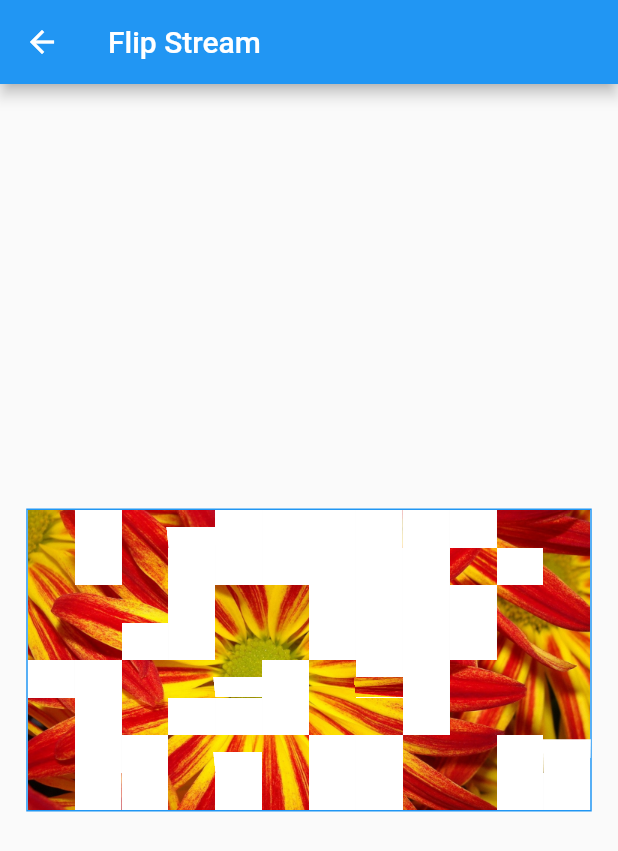
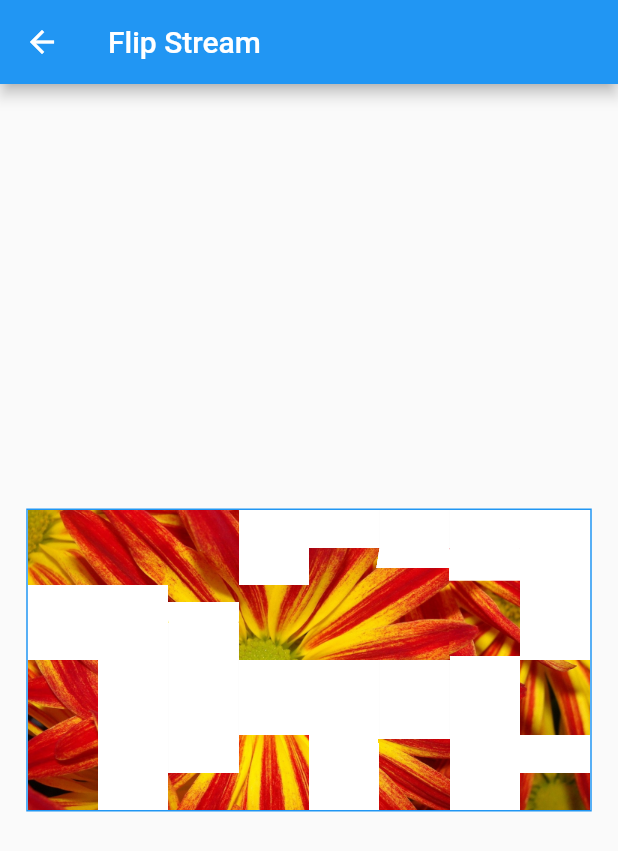
Before and after one commit to cc-nogueira/flip_board, a Flutter app: the FlipStreamPage screen opened by its route, on a phone screen of 412 x 824 dp. Shown: the top 851 px of the screen. Run offline on Flutter 3.47's test engine with Material 2 defaults, Android fonts, the phone set to English and light mode, and no system bars.

Commit message:
FlipPanelBuilder with common FlipPanel code

```diff
--- a/example/lib/main.dart
+++ b/example/lib/main.dart
@@ -42,10 +42,10 @@ class MyApp extends StatelessWidget {
       imageNames: images,
       width: 375.0,
       height: 200.0,
-      columns: 12,
+      columns: 8,
       rows: 4,
-      animationMillis: 3000,
-      imageChangeSeconds: 5,
+      animationMillis: 4000,
+      imageChangeSeconds: 6,
     );
   }
 }
--- /dev/null
+++ b/lib/src/panel/flip_panel_builder.dart
@@ -0,0 +1,164 @@
+import 'dart:async';
+import 'dart:math';
+
+import 'package:flutter/material.dart';
+
+import '../widget/flip_widget.dart';
+
+final _random = Random();
+
+abstract class FlipPanelBuilder<T> {
+  const FlipPanelBuilder({
+    required this.width,
+    required this.height,
+    required this.columnCount,
+    required this.rowCount,
+    this.animationMillis = 2000,
+    this.backgroundColor = Colors.white,
+  })  : assert(columnCount > 1),
+        assert(rowCount > 0),
+        widthSizeFactor = 1.0 / columnCount,
+        widthAlignFactor = 2.0 / (columnCount - 1),
+        heightSizeFactor = 1.0 / rowCount,
+        heightAlignFactor = rowCount == 1 ? 1.0 : 2.0 / (rowCount - 1);
+
+  final double width;
+  final double height;
+  final int columnCount;
+  final int rowCount;
+  final int animationMillis;
+  final Color backgroundColor;
+
+  final double widthSizeFactor;
+  final double widthAlignFactor;
+  final double heightSizeFactor;
+  final double heightAlignFactor;
+
+  Widget build(BuildContext context) => Column(
+        mainAxisSize: MainAxisSize.min,
+        children: _buildRows(context),
+      );
+
+  List<Widget> _buildRows(BuildContext context) =>
+      Iterable<int>.generate(rowCount)
+          .map(
+            (row) => Row(
+              mainAxisSize: MainAxisSize.min,
+              children: _buildColumns(context, row),
+            ),
+          )
+          .toList();
+
+  List<Widget> _buildColumns(BuildContext context, int row) =>
+      Iterable<int>.generate(columnCount)
+          .map(
+            (col) => VerticalFlipWidget<T>(
+              initialValue: initialValue,
+              itemStream: randomDelayedStream(),
+              itemBuilder: (_, value) => value == null
+                  ? Container(
+                      color: backgroundColor,
+                      width: widthSizeFactor * width,
+                      height: heightSizeFactor * height,
+                    )
+                  : ClipRect(
+                      child: Align(
+                        alignment: Alignment(
+                          -1.0 + col * widthAlignFactor,
+                          -1.0 + row * heightAlignFactor,
+                        ),
+                        widthFactor: widthSizeFactor,
+                        heightFactor: heightSizeFactor,
+                        child: buildChild(context, value),
+                      ),
+                    ),
+              spacing: 0.0,
+              direction: _randomDirection(),
+            ),
+          )
+          .toList();
+
+  T? get initialValue => null;
+
+  Stream<T> randomDelayedStream();
+
+  Widget buildChild(BuildContext context, T value);
+
+  VerticalDirection _randomDirection() => _random.nextInt(10).isEven
+      ? VerticalDirection.up
+      : VerticalDirection.down;
+}
+
+class SingleChildFlipPanelBuilder extends FlipPanelBuilder<Widget> {
+  const SingleChildFlipPanelBuilder({
+    required this.child,
+    required double width,
+    required double height,
+    required int columnCount,
+    required int rowCount,
+    int animationMillis = 2000,
+    Color backgroundColor = Colors.white,
+  }) : super(
+            width: width,
+            height: height,
+            columnCount: columnCount,
+            rowCount: rowCount,
+            animationMillis: animationMillis,
+            backgroundColor: backgroundColor);
+
+  final Widget child;
+
+  @override
+  Stream<Widget> randomDelayedStream() => Stream.fromFuture(
+        Future.delayed(
+          Duration(milliseconds: _random.nextInt(3000)),
+          () => child,
+        ),
+      );
+
+  @override
+  Widget buildChild(BuildContext context, Widget value) => child;
+}
+
+class StreamFlipPanelBuilder<T> extends FlipPanelBuilder<T> {
+  const StreamFlipPanelBuilder({
+    this.initialValue,
+    required this.itemStream,
+    required this.itemBuilder,
+    required double width,
+    required double height,
+    required int columnCount,
+    required int rowCount,
+    int animationMillis = 2000,
+    Color backgroundColor = Colors.white,
+  }) : super(
+            width: width,
+            height: height,
+            columnCount: columnCount,
+            rowCount: rowCount,
+            animationMillis: animationMillis,
+            backgroundColor: backgroundColor);
+
+  @override
+  final T? initialValue;
+
+  final Stream<T> itemStream;
+  final ItemBuilder<T> itemBuilder;
+
+  @override
+  Stream<T> randomDelayedStream() => itemStream.transform(_delayedTransformer);
+
+  @override
+  Widget buildChild(BuildContext context, T value) =>
+      itemBuilder(context, value);
+
+  StreamTransformer<T, T> get _delayedTransformer =>
+      StreamTransformer<T, T>.fromHandlers(
+        handleData: (data, sink) async {
+          await Future.delayed(
+            Duration(milliseconds: _random.nextInt(animationMillis)),
+            () => sink.add(data),
+          );
+        },
+      );
+}
--- a/lib/src/panel/flip_stream_panel.dart
+++ b/lib/src/panel/flip_stream_panel.dart
@@ -1,9 +1,9 @@
 import 'dart:async';
-import 'dart:math';
 
 import 'package:flutter/material.dart';
 
 import '../widget/flip_widget.dart';
+import 'flip_panel_builder.dart';
 
 class FlipStreamPanel<T> extends StatefulWidget {
   const FlipStreamPanel({
@@ -17,13 +17,7 @@ class FlipStreamPanel<T> extends StatefulWidget {
     required this.rowCount,
     this.animationMillis = 2000,
     this.backgroundColor = Colors.white,
-  })  : assert(columnCount > 1),
-        assert(rowCount > 0),
-        widthSizeFactor = 1.0 / columnCount,
-        widthAlignFactor = 2.0 / (columnCount - 1),
-        heightSizeFactor = 1.0 / rowCount,
-        heightAlignFactor = rowCount == 1 ? 1.0 : 2.0 / (rowCount - 1),
-        super(key: key);
+  }) : super(key: key);
 
   final T? initialValue;
   final Stream<T> itemStream;
@@ -34,11 +28,6 @@ class FlipStreamPanel<T> extends StatefulWidget {
   final int columnCount;
   final int rowCount;
   final int animationMillis;
-
-  final double widthSizeFactor;
-  final double widthAlignFactor;
-  final double heightSizeFactor;
-  final double heightAlignFactor;
   final Color backgroundColor;
 
   @override
@@ -46,22 +35,26 @@ class FlipStreamPanel<T> extends StatefulWidget {
 }
 
 class _FlipStreamPanelState<T> extends State<FlipStreamPanel<T>> {
-  final random = Random();
   final _controller = StreamController<T>.broadcast();
   late final StreamSubscription<T> _subscription;
-  late final StreamTransformer<T, T> _delayedTransformer;
+  late final StreamFlipPanelBuilder<T> _builder;
 
   @override
   void initState() {
     super.initState();
-    _delayedTransformer = StreamTransformer<T, T>.fromHandlers(
-      handleData: (data, sink) async {
-        await Future.delayed(
-          Duration(milliseconds: random.nextInt(widget.animationMillis)),
-          () => sink.add(data),
-        );
-      },
+
+    _builder = StreamFlipPanelBuilder<T>(
+      initialValue: widget.initialValue,
+      itemStream: _controller.stream,
+      itemBuilder: widget.itemBuilder,
+      width: widget.width,
+      height: widget.height,
+      columnCount: widget.columnCount,
+      rowCount: widget.rowCount,
+      animationMillis: widget.animationMillis,
+      backgroundColor: widget.backgroundColor,
     );
+
     _subscription = widget.itemStream.listen(_onNewItem);
   }
 
@@ -75,53 +68,5 @@ class _FlipStreamPanelState<T> extends State<FlipStreamPanel<T>> {
   void _onNewItem(T value) => _controller.add(value);
 
   @override
-  Widget build(BuildContext context) => Column(
-        mainAxisSize: MainAxisSize.min,
-        children: _buildRows(context),
-      );
-
-  List<Widget> _buildRows(BuildContext context) =>
-      Iterable<int>.generate(widget.rowCount)
-          .map(
-            (row) => Row(
-              mainAxisSize: MainAxisSize.min,
-              children: _buildColumns(context, row),
-            ),
-          )
-          .toList();
-
-  List<Widget> _buildColumns(BuildContext context, int row) =>
-      Iterable<int>.generate(widget.columnCount)
-          .map(
-            (col) => VerticalFlipWidget<T>(
-              initialValue: widget.initialValue,
-              itemStream: _randomDealyedStream(),
-              itemBuilder: (_, value) => value == null
-                  ? Container(
-                      color: widget.backgroundColor,
-                      width: widget.widthSizeFactor * widget.width,
-                      height: widget.heightSizeFactor * widget.height,
-                    )
-                  : ClipRect(
-                      child: Align(
-                        alignment: Alignment(
-                          -1.0 + col * widget.widthAlignFactor,
-                          -1.0 + row * widget.heightAlignFactor,
-                        ),
-                        widthFactor: widget.widthSizeFactor,
-                        heightFactor: widget.heightSizeFactor,
-                        child: widget.itemBuilder(context, value),
-                      ),
-                    ),
-              spacing: 0.0,
-              direction: _randomDirection(),
-            ),
-          )
-          .toList();
-
-  Stream<T> _randomDealyedStream() =>
-      _controller.stream.transform(_delayedTransformer);
-
-  VerticalDirection _randomDirection() =>
-      random.nextInt(10).isEven ? VerticalDirection.up : VerticalDirection.down;
+  Widget build(BuildContext context) => _builder.build(context);
 }
```
Also changed, not shown: lib/src/panel/flip_panel.dart (+19 -73 lines).
